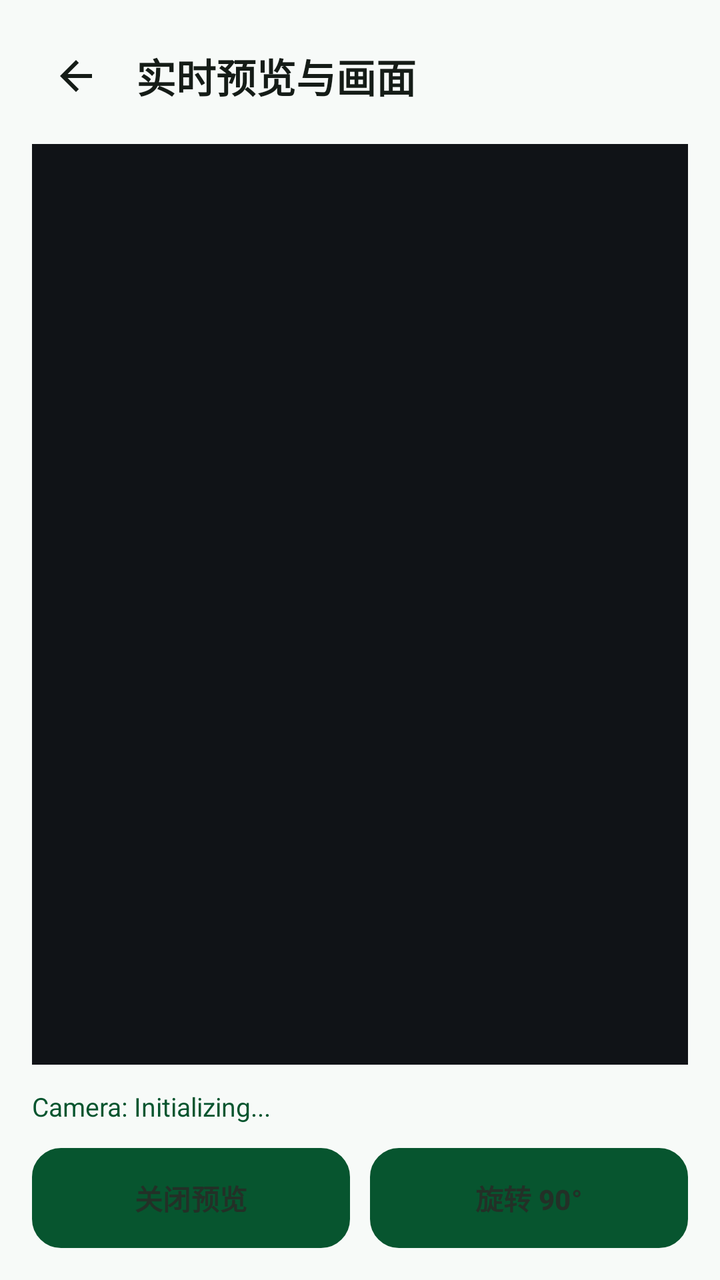
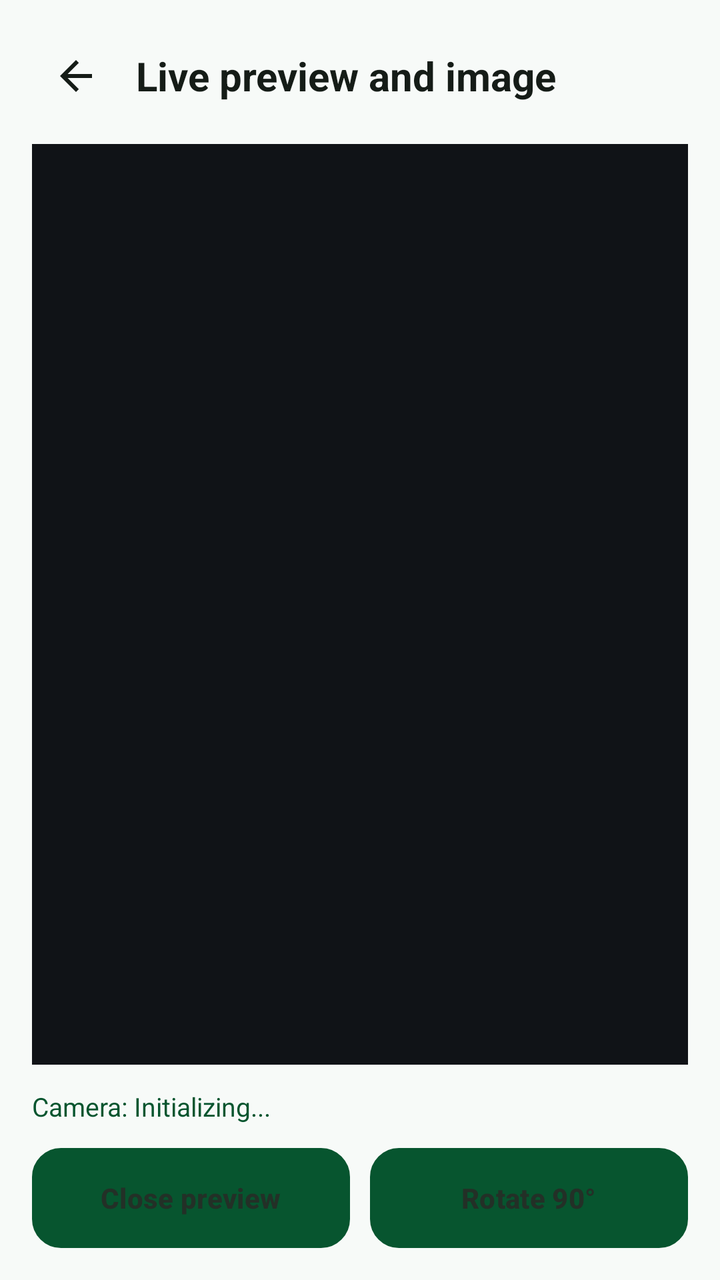

Screens rendered from an Android XML layout before and after an edit, with the pre-edit source and the edit as a unified diff.
<!-- AndroidManifest.xml: application theme Theme.CameraAgent -->
<!-- res/layout/activity_preview.xml -->
<?xml version="1.0" encoding="utf-8"?>
<LinearLayout
    xmlns:android="http://schemas.android.com/apk/res/android"
    xmlns:app="http://schemas.android.com/apk/res-auto"
    android:layout_width="match_parent"
    android:layout_height="match_parent"
    android:background="@color/ui_background"
    android:orientation="vertical"
    android:padding="16dp">

    
    <LinearLayout
        android:layout_width="match_parent"
        android:layout_height="wrap_content"
        android:gravity="center_vertical"
        android:orientation="horizontal">

        <ImageButton
            android:id="@+id/btnBack"
            android:layout_width="44dp"
            android:layout_height="44dp"
            android:background="?attr/selectableItemBackgroundBorderless"
            android:contentDescription="返回"
            android:padding="10dp"
            android:src="@drawable/ic_arrow_back"
            app:tint="@color/ui_text" />

        <TextView
            android:layout_width="0dp"
            android:layout_height="wrap_content"
            android:layout_marginStart="8dp"
            android:layout_weight="1"
            android:text="@string/preview_title"
            android:textColor="@color/ui_text"
            android:textSize="20sp"
            android:textStyle="bold" />
    </LinearLayout>

    <FrameLayout
        android:layout_width="match_parent"
        android:layout_height="0dp"
        android:layout_marginTop="12dp"
        android:layout_weight="1"
        android:background="#101317">

        <TextureView
            android:id="@+id/previewSurface"
            android:layout_width="match_parent"
            android:layout_height="match_parent" />

        <TextView
            android:id="@+id/tvPreviewStatus"
            android:layout_width="match_parent"
            android:layout_height="match_parent"
            android:gravity="center"
            android:text="Preview Stopped"
            android:textColor="@color/ui_text"
            android:textSize="18sp"
            android:visibility="gone" />
    </FrameLayout>

    <TextView
        android:id="@+id/tvPreviewInfo"
        android:layout_width="match_parent"
        android:layout_height="wrap_content"
        android:layout_marginTop="12dp"
        android:textColor="@color/ui_primary"
        android:textSize="13sp"
        android:text="Camera: Initializing..." />

    <LinearLayout
        android:layout_width="match_parent"
        android:layout_height="wrap_content"
        android:layout_marginTop="12dp"
        android:orientation="horizontal">

        <Button
            android:id="@+id/btnTogglePreview"
            android:layout_width="0dp"
            android:layout_height="50dp"
            android:layout_weight="1"
            android:background="@drawable/control_button"
            android:text="@string/preview_on"
            android:textColor="@color/control_text"
            android:textSize="14sp"
            android:textStyle="bold" />

        <Button
            android:id="@+id/btnRotate"
            android:layout_width="0dp"
            android:layout_height="50dp"
            android:layout_marginStart="10dp"
            android:layout_weight="1"
            android:background="@drawable/control_button"
            android:text="@string/btn_rotate"
            android:textColor="@color/control_text"
            android:textSize="14sp"
            android:textStyle="bold" />
    </LinearLayout>
</LinearLayout>
<!-- resources referenced by this layout -->
<resources>
  <color name="ui_background">#F7FAF8</color>
  <color name="ui_primary">#07552F</color>
  <color name="ui_text">#151C17</color>
  <!-- drawable control_button (drawable) -->
  <?xml version="1.0" encoding="utf-8"?>
  <selector xmlns:android="http://schemas.android.com/apk/res/android">
      <item android:state_selected="true">
          <shape>
              <solid android:color="@color/control_selected_bg"/>
              <corners android:radius="14dp"/>
          </shape>
      </item>
      <item android:state_checked="true">
          <shape>
              <solid android:color="@color/control_selected_bg"/>
              <corners android:radius="14dp"/>
          </shape>
      </item>
      <item android:state_pressed="true">
          <shape>
              <solid android:color="@color/ui_pressed"/>
              <corners android:radius="14dp"/>
              <stroke android:width="1dp" android:color="@color/ui_outline"/>
          </shape>
      </item>
      <item>
          <shape>
              <solid android:color="@color/control_normal_bg"/>
              <corners android:radius="14dp"/>
              <stroke android:width="1dp" android:color="@color/ui_outline"/>
          </shape>
      </item>
  </selector>
  <!-- drawable ic_arrow_back (drawable) -->
  <vector xmlns:android="http://schemas.android.com/apk/res/android"
      android:width="24dp"
      android:height="24dp"
      android:viewportWidth="24"
      android:viewportHeight="24">
    <path
        android:fillColor="#FFFFFFFF"
        android:pathData="M20,11H7.83l5.59,-5.59L12,4l-8,8 8,8 1.41,-1.41L7.83,13H20v-2z"/>
  </vector>
  <string name="btn_rotate">旋转 90°</string>
  <string name="preview_on">关闭预览</string>
  <string name="preview_title">实时预览与画面</string>
  <style name="Theme.CameraAgent" parent="Theme.Material3.DayNight.NoActionBar">
          <item name="colorPrimary">@color/ui_primary</item>
          <item name="colorOnPrimary">@color/ui_on_primary</item>
          <item name="colorPrimaryContainer">@color/ui_primary_container</item>
          <item name="colorOnPrimaryContainer">@color/ui_on_primary_container</item>
          <item name="colorSecondary">@color/ui_primary</item>
          <item name="colorOnSecondary">@color/ui_on_primary</item>
          <item name="android:statusBarColor">@color/ui_background</item>
          <item name="android:navigationBarColor">@color/ui_background</item>
          <item name="android:windowLightStatusBar">?attr/isLightTheme</item>
          <item name="android:windowLightNavigationBar">?attr/isLightTheme</item>
          <item name="android:windowBackground">@color/ui_background</item>
          <item name="colorSurface">@color/ui_surface</item>
          <item name="colorOnSurface">@color/ui_text</item>
          <item name="colorOutline">@color/ui_outline</item>
  
          
          <item name="materialSwitchStyle">@style/Widget.CameraAgent.Switch</item>
      </style>
  <color name="control_selected_bg">#07552F</color>
  <color name="ui_pressed">#CBDBCF</color>
  <color name="ui_outline">#D8E2DA</color>
  <color name="control_normal_bg">#EEF4F0</color>
  <color name="ui_on_primary">#FFFFFF</color>
  <color name="ui_primary_container">#D1E9D7</color>
  <color name="ui_on_primary_container">#00210E</color>
  <color name="ui_surface">#FFFFFF</color>
  <style name="Widget.CameraAgent.Switch" parent="Widget.Material3.CompoundButton.MaterialSwitch">
          <item name="thumbTint">@color/switch_thumb_selector</item>
          <item name="trackTint">@color/switch_track_selector</item>
      </style>
</resources>

<!-- the commit's change to res/layout/activity_preview.xml (unified diff, before → after) -->
@@ -20,7 +20,7 @@
             android:layout_width="44dp"
             android:layout_height="44dp"
             android:background="?attr/selectableItemBackgroundBorderless"
-            android:contentDescription="返回"
+            android:contentDescription="@string/ui_return"
             android:padding="10dp"
             android:src="@drawable/ic_arrow_back"
             app:tint="@color/ui_text" />
@@ -53,7 +53,7 @@
             android:layout_width="match_parent"
             android:layout_height="match_parent"
             android:gravity="center"
-            android:text="Preview Stopped"
+            android:text="@string/ui_preview_stopped"
             android:textColor="@color/ui_text"
             android:textSize="18sp"
             android:visibility="gone" />
@@ -66,7 +66,7 @@
         android:layout_marginTop="12dp"
         android:textColor="@color/ui_primary"
         android:textSize="13sp"
-        android:text="Camera: Initializing..." />
+        android:text="@string/ui_camera_initializing" />
 
     <LinearLayout
         android:layout_width="match_parent"
<!-- resource entries referenced after the edit -->
@@ -35,6 +35,7 @@
   </selector>
   <!-- drawable ic_arrow_back (drawable) -->
   <vector xmlns:android="http://schemas.android.com/apk/res/android"
+      android:autoMirrored="true"
       android:width="24dp"
       android:height="24dp"
       android:viewportWidth="24"
@@ -43,9 +44,12 @@
         android:fillColor="#FFFFFFFF"
         android:pathData="M20,11H7.83l5.59,-5.59L12,4l-8,8 8,8 1.41,-1.41L7.83,13H20v-2z"/>
   </vector>
-  <string name="btn_rotate">旋转 90°</string>
-  <string name="preview_on">关闭预览</string>
-  <string name="preview_title">实时预览与画面</string>
+  <string name="btn_rotate">"Rotate 90°"</string>
+  <string name="preview_on">"Close preview"</string>
+  <string name="preview_title">"Live preview and image"</string>
+  <string name="ui_camera_initializing">"Camera: Initializing..."</string>
+  <string name="ui_preview_stopped">"Preview Stopped"</string>
+  <string name="ui_return">"Return"</string>
   <style name="Theme.CameraAgent" parent="Theme.Material3.DayNight.NoActionBar">
           <item name="colorPrimary">@color/ui_primary</item>
           <item name="colorOnPrimary">@color/ui_on_primary</item>
